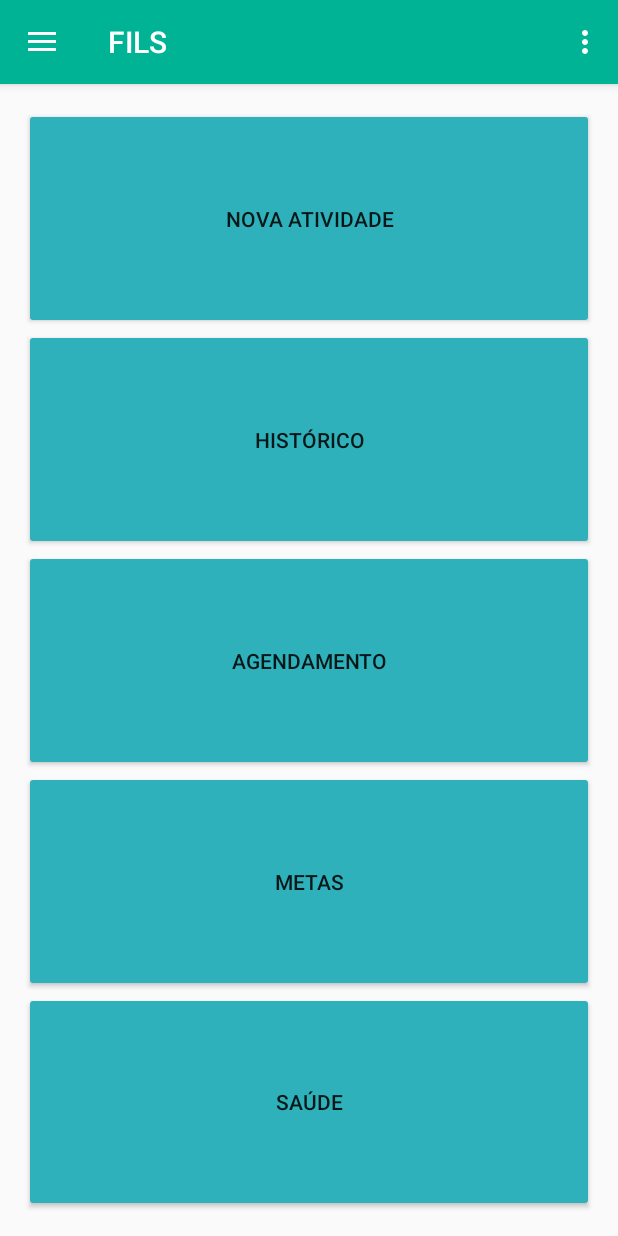
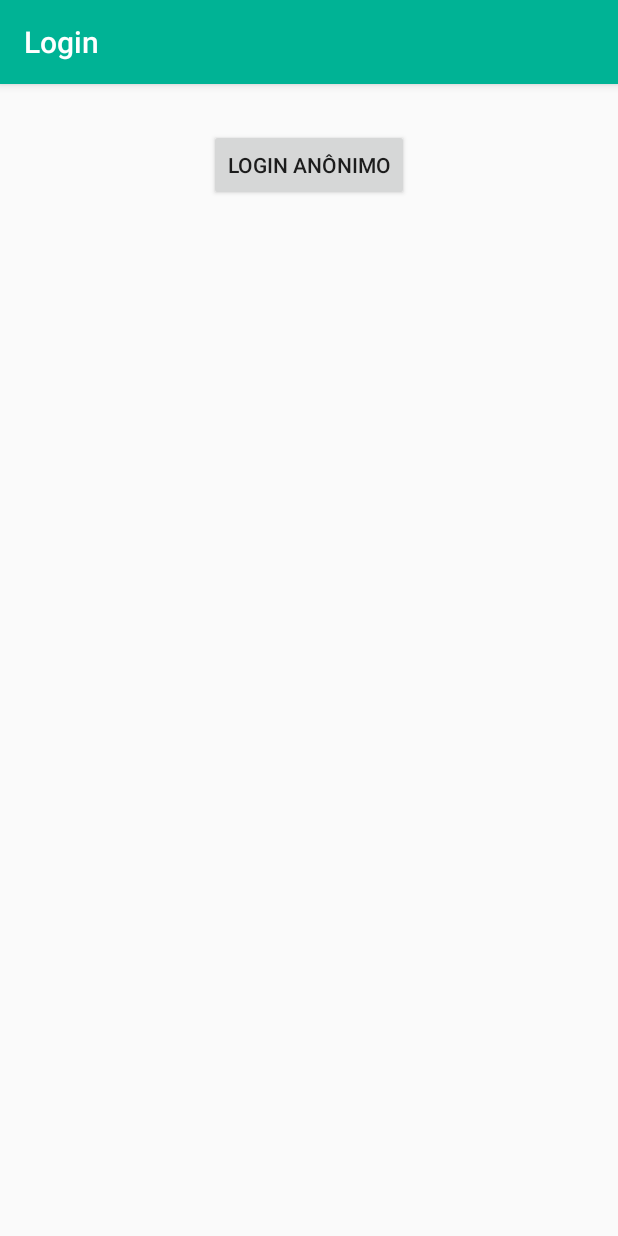
Before and after one commit to ArturFranco/FILS, an Android app: the screen it shows after launch (MainActivity before the commit, LoginActivity after it), on a phone screen of 412 x 824 dp. Run offline under Robolectric (Android 15) with nearby library versions, the phone set to English and light mode, and no system bars; our stand-ins replace Firebase (no records; nobody signed in at launch, a user with empty details on screens opened directly).

Commit message:
Tela de login adicionada com opcao de login anonimo Botao de sign out adicionado no side menu

```diff
--- a/app/src/main/AndroidManifest.xml
+++ b/app/src/main/AndroidManifest.xml
@@ -28,6 +28,8 @@
             android:label="Refeições"/>
         <activity android:name=".AddTreino"
             android:label="Adicionar Treino"/>
+        <activity android:name=".LoginActivity"
+            android:label="Login"/>
     </application>
 
 </manifest>
--- /dev/null
+++ b/app/src/main/java/com/example/gabriel/fils/LoginActivity.java
@@ -0,0 +1,110 @@
+package com.example.gabriel.fils;
+
+import android.content.Intent;
+import android.os.Bundle;
+import android.support.annotation.NonNull;
+import android.support.v7.app.AppCompatActivity;
+import android.util.Log;
+import android.view.View;
+import android.widget.Button;
+import android.widget.Toast;
+
+import com.google.android.gms.tasks.OnCompleteListener;
+import com.google.android.gms.tasks.Task;
+import com.google.firebase.auth.AuthCredential;
+import com.google.firebase.auth.AuthResult;
+import com.google.firebase.auth.FacebookAuthProvider;
+import com.google.firebase.auth.FirebaseAuth;
+import com.google.firebase.auth.FirebaseUser;
+
+/**
+ * Created by Felipe on 11/12/2016.
+ */
+
+public class LoginActivity extends AppCompatActivity {
+    private FirebaseAuth mAuth;
+    private FirebaseAuth.AuthStateListener mAuthListener;
+    private static final String TAG = "LoginActivity";
+
+    @Override
+    public void onCreate(Bundle savedInstanceState) {
+        super.onCreate(savedInstanceState);
+
+        //Setando o arquivo xml que vai ser usado
+        setContentView(R.layout.login_main);
+
+        //Autenticacao firebase
+        mAuth = FirebaseAuth.getInstance();
+
+        //Criando um listener para a autenticacao
+        mAuthListener = new FirebaseAuth.AuthStateListener() {
+            @Override
+            public void onAuthStateChanged(@NonNull FirebaseAuth firebaseAuth) {
+                FirebaseUser user = firebaseAuth.getCurrentUser();
+                if (user != null) {
+                    // User is signed in
+                    Log.d(TAG, "onAuthStateChanged:signed_in:" + user.getUid());
+                } else {
+                    // User is signed out
+                    Log.d(TAG, "onAuthStateChanged:signed_out");
+                }
+                // ...
+            }
+        };
+
+        //Metodo que Faz o login anonimo quando botao de login anonimo é clicado
+        Button loginAnonimoButton = (Button) findViewById(R.id.loginAnonimoButton);
+        loginAnonimoButton.setOnClickListener(new View.OnClickListener() {
+            @Override
+            public void onClick(View view) {
+                handleLoginAnonimo();
+            }
+        });
+    }
+
+    @Override
+    public void onStart() {
+        super.onStart();
+        mAuth.addAuthStateListener(mAuthListener);
+        // Se o usuario ja esta logado, vai para a tela inicial
+        if(mAuth.getCurrentUser() != null){
+            Intent intent = new Intent(LoginActivity.this, MainActivity.class);
+            startActivity(intent);
+        }
+    }
+
+    @Override
+    public void onStop() {
+        super.onStop();
+        if (mAuthListener != null) {
+            mAuth.removeAuthStateListener(mAuthListener);
+        }
+    }
+
+    private void handleLoginAnonimo() {
+        //Faz a autenticacao anonima
+        mAuth.signInAnonymously()
+                .addOnCompleteListener(this, new OnCompleteListener<AuthResult>() {
+                    @Override
+                    public void onComplete(@NonNull Task<AuthResult> task) {
+                        Log.d(TAG, "signInAnonymously:onComplete:" + task.isSuccessful());
+
+                        // If sign in fails, display a message to the user. If sign in succeeds
+                        // the auth state listener will be notified and logic to handle the
+                        // signed in user can be handled in the listener.
+                        if (task.isSuccessful()){
+                            Intent intent = new Intent(LoginActivity.this, MainActivity.class);
+                            intent.setFlags(Intent.FLAG_ACTIVITY_NEW_TASK | Intent.FLAG_ACTIVITY_CLEAR_TASK);
+                            startActivity(intent);
+                        }else{
+                            Log.w(TAG, "signInAnonymously", task.getException());
+                            Toast.makeText(LoginActivity.this, "Authentication failed.",
+                                    Toast.LENGTH_SHORT).show();
+                        }
+
+                        // ...
+                    }
+                });
+    }
+
+}
--- a/app/src/main/java/com/example/gabriel/fils/MainActivity.java
+++ b/app/src/main/java/com/example/gabriel/fils/MainActivity.java
@@ -67,6 +67,27 @@ public class MainActivity extends AppCompatActivity
             }
         };
 
+        //Faz a autenticacao anonima
+        /*mAuth.addAuthStateListener(mAuthListener);
+        mAuth.signInAnonymously()
+                .addOnCompleteListener(this, new OnCompleteListener<AuthResult>() {
+                    @Override
+                    public void onComplete(@NonNull Task<AuthResult> task) {
+                        Log.d(TAG, "signInAnonymously:onComplete:" + task.isSuccessful());
+
+                        // If sign in fails, display a message to the user. If sign in succeeds
+                        // the auth state listener will be notified and logic to handle the
+                        // signed in user can be handled in the listener.
+                        if (!task.isSuccessful()) {
+                            Log.w(TAG, "signInAnonymously", task.getException());
+                            Toast.makeText(MainActivity.this, "Authentication failed.",
+                                    Toast.LENGTH_SHORT).show();
+                        }
+
+                        // ...
+                    }
+                });*/
+
 
         //Metodo que troca de tela quando botao de nova atividade é clicado
         Button novaAtividadeButton = (Button) findViewById(R.id.novaAtividadeButton);
@@ -102,31 +123,21 @@ public class MainActivity extends AppCompatActivity
         NavigationView navigationView = (NavigationView) findViewById(R.id.nav_view);
         navigationView.setNavigationItemSelectedListener(this);
 
+    }
 
-        //Faz a autenticacao anonima
-        mAuth.addAuthStateListener(mAuthListener);
-        mAuth.signInAnonymously()
-            .addOnCompleteListener(this, new OnCompleteListener<AuthResult>() {
-                @Override
-                public void onComplete(@NonNull Task<AuthResult> task) {
-                    Log.d(TAG, "signInAnonymously:onComplete:" + task.isSuccessful());
+    public void onStart() {
+        super.onStart();
+        // Se o usuario nao esta logado, vai para a tela de login
+        if(mAuth.getCurrentUser() == null){
+            Intent intent = new Intent(MainActivity.this, LoginActivity.class);
+            intent.setFlags(Intent.FLAG_ACTIVITY_NEW_TASK | Intent.FLAG_ACTIVITY_CLEAR_TASK);
+            startActivity(intent);
+        }
 
-                    // If sign in fails, display a message to the user. If sign in succeeds
-                    // the auth state listener will be notified and logic to handle the
-                    // signed in user can be handled in the listener.
-                    if (!task.isSuccessful()) {
-                        Log.w(TAG, "signInAnonymously", task.getException());
-                        Toast.makeText(MainActivity.this, "Authentication failed.",
-                                Toast.LENGTH_SHORT).show();
-                    }
+    }
 
-                    // ...
-                }
-            });
-
-
-        //Attempting to sign in with facebook
-        //AuthCredential credential = FacebookAuthProvider.getCredential(token.getToken());
+    public void signOut() {
+        mAuth.signOut();
     }
 
     @Override
@@ -180,6 +191,11 @@ public class MainActivity extends AppCompatActivity
 
         } else if (id == R.id.nav_send) {
 
+        }else if (id == R.id.signout){
+            signOut();
+            Intent intent = new Intent(MainActivity.this, LoginActivity.class);
+            intent.setFlags(Intent.FLAG_ACTIVITY_NEW_TASK | Intent.FLAG_ACTIVITY_CLEAR_TASK);
+            startActivity(intent);
         }
 
         DrawerLayout drawer = (DrawerLayout) findViewById(R.id.drawer_layout);
@@ -187,6 +203,4 @@ public class MainActivity extends AppCompatActivity
         return true;
     }
 
-
-
 }
--- /dev/null
+++ b/app/src/main/res/layout/login_main.xml
@@ -0,0 +1,18 @@
+<?xml version="1.0" encoding="utf-8"?>
+<LinearLayout xmlns:android="http://schemas.android.com/apk/res/android"
+    android:orientation="vertical" android:layout_width="match_parent"
+    android:layout_height="match_parent">
+    <LinearLayout
+        android:layout_width="match_parent"
+        android:layout_height="match_parent"
+        android:orientation="vertical">
+        <Button
+            android:id="@+id/loginAnonimoButton"
+            android:text="@string/login_anonimo"
+            android:layout_width="wrap_content"
+            android:layout_height="wrap_content"
+            android:layout_gravity="center_horizontal"
+            android:layout_marginTop="30dp"
+            android:layout_marginBottom="30dp"/>
+    </LinearLayout>
+</LinearLayout>
--- a/app/src/main/res/menu/activity_main_drawer.xml
+++ b/app/src/main/res/menu/activity_main_drawer.xml
@@ -30,6 +30,10 @@
                 android:id="@+id/nav_send"
                 android:icon="@drawable/ic_menu_send"
                 android:title="Send" />
+            <item
+                android:id="@+id/signout"
+                android:icon="@android:drawable/ic_lock_lock"
+                android:title="Sign out"/>
         </menu>
     </item>
 
--- a/app/src/main/res/values/strings.xml
+++ b/app/src/main/res/values/strings.xml
@@ -11,4 +11,5 @@
     <string name="agendamento">Agendamento</string>
     <string name="metas">Metas</string>
     <string name="saude">Saúde</string>
+    <string name="login_anonimo">Login Anônimo</string>
 </resources>
```
